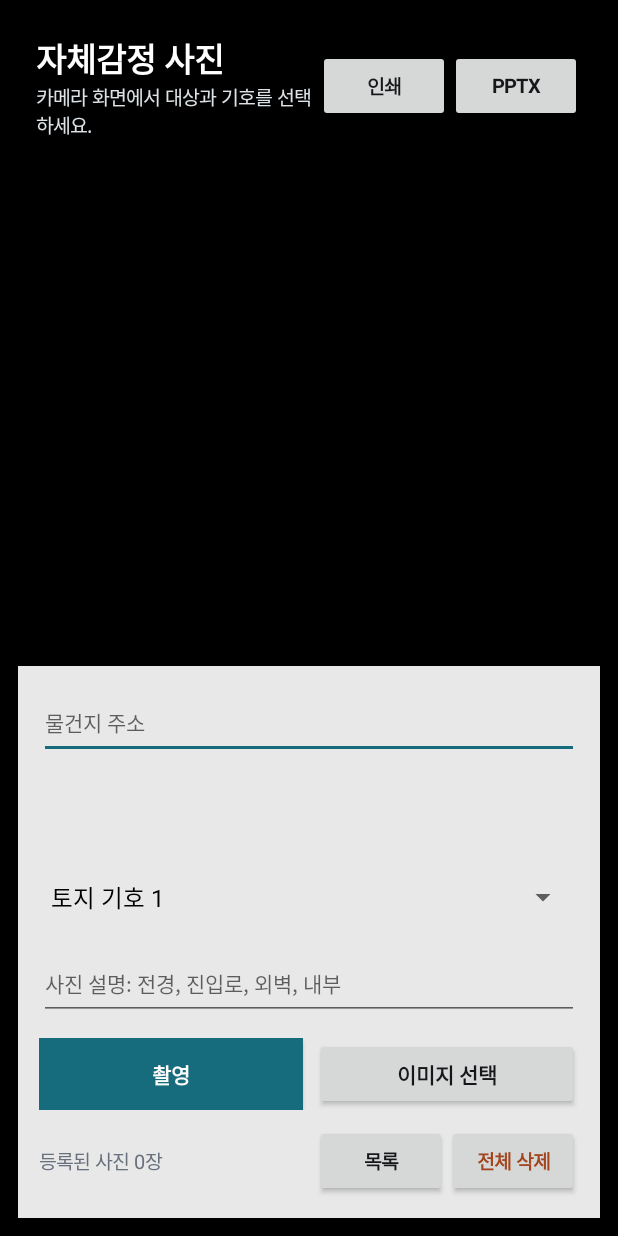
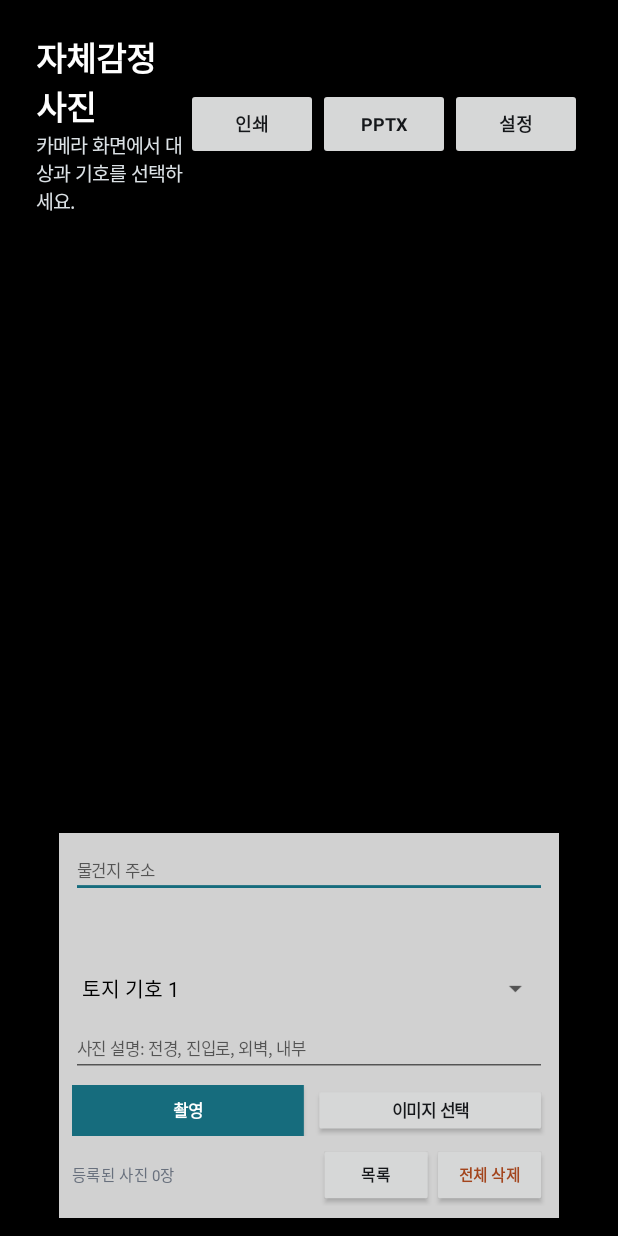
Before and after one commit to haho240414/appraisal-camera, an Android app: the screen it shows after launch (MainActivity), on a phone screen of 412 x 824 dp. Run offline under Robolectric (Android 15) with nearby library versions, the phone set to English and light mode, and no system bars; libraries missing offline, so code that uses them is left out: androidx.camera.core, androidx.camera.lifecycle, androidx.camera.view; pictures from the network do not load; 5 statements that could not run were skipped.

Commit message:
Add adjustable camera guide panel

```diff
--- a/android-app/app/src/main/java/com/codex/appraisalcamera/MainActivity.java
+++ b/android-app/app/src/main/java/com/codex/appraisalcamera/MainActivity.java
@@ -39,6 +39,7 @@ import android.widget.LinearLayout;
 import android.widget.RadioButton;
 import android.widget.RadioGroup;
 import android.widget.ScrollView;
+import android.widget.SeekBar;
 import android.widget.Spinner;
 import android.widget.TextView;
 import android.widget.Toast;
@@ -77,6 +78,8 @@ public class MainActivity extends ComponentActivity {
     private static final String PREFS = "appraisal_photos";
     private static final String PREF_PHOTOS = "photos";
     private static final String PREF_ADDRESS = "property_address";
+    private static final String PREF_GUIDE_ALPHA = "guide_alpha_percent";
+    private static final String PREF_GUIDE_SCALE = "guide_scale_percent";
 
     private static final String CATEGORY_LAND = "land";
     private static final String CATEGORY_BUILDING = "building";
@@ -92,6 +95,7 @@ public class MainActivity extends ComponentActivity {
     private LinearLayout listContainer;
     private TextView statusText;
     private TextView countText;
+    private LinearLayout controlsPanel;
     private Spinner symbolSpinner;
     private Spinner buildingSubSpinner;
     private EditText addressInput;
@@ -100,6 +104,8 @@ public class MainActivity extends ComponentActivity {
     private ImageCapture imageCapture;
     private String currentCategory = CATEGORY_LAND;
     private String propertyAddress = "";
+    private int guideAlphaPercent = 82;
+    private int guideScalePercent = 86;
     private WebView printWebView;
     private byte[] pendingPptxBytes;
 
@@ -108,6 +114,7 @@ public class MainActivity extends ComponentActivity {
         super.onCreate(savedInstanceState);
         loadPhotos();
         loadPropertyAddress();
+        loadGuideSettings();
         buildUi();
         updateSymbolControls();
         renderPhotos();
@@ -165,21 +172,24 @@ public class MainActivity extends ComponentActivity {
         Button pptxButton = smallButton("PPTX");
         pptxButton.setOnClickListener(v -> exportPptx());
         header.addView(pptxButton);
+
+        Button settingsButton = smallButton("설정");
+        settingsButton.setOnClickListener(v -> showGuideSettingsDialog());
+        header.addView(settingsButton);
         overlay.addView(header);
 
         View spacer = new View(this);
         overlay.addView(spacer, new LinearLayout.LayoutParams(ViewGroup.LayoutParams.MATCH_PARENT, 0, 1));
 
-        LinearLayout controls = new LinearLayout(this);
-        controls.setOrientation(LinearLayout.VERTICAL);
-        controls.setPadding(dp(14), dp(14), dp(14), dp(14));
-        controls.setBackgroundColor(Color.argb(232, 255, 255, 255));
+        controlsPanel = new LinearLayout(this);
+        controlsPanel.setOrientation(LinearLayout.VERTICAL);
+        controlsPanel.setPadding(dp(10), dp(9), dp(10), dp(9));
 
         addressInput = new EditText(this);
         addressInput.setSingleLine(true);
         addressInput.setHint("물건지 주소");
         addressInput.setText(propertyAddress);
-        addressInput.setTextSize(14);
+        addressInput.setTextSize(13);
         addressInput.addTextChangedListener(new TextWatcher() {
             @Override
             public void beforeTextChanged(CharSequence s, int start, int count, int after) {
@@ -195,12 +205,12 @@ public class MainActivity extends ComponentActivity {
             public void afterTextChanged(Editable s) {
             }
         });
-        controls.addView(addressInput, new LinearLayout.LayoutParams(ViewGroup.LayoutParams.MATCH_PARENT, dp(48)));
+        controlsPanel.addView(addressInput, new LinearLayout.LayoutParams(ViewGroup.LayoutParams.MATCH_PARENT, dp(40)));
 
         RadioGroup categoryGroup = new RadioGroup(this);
         categoryGroup.setOrientation(RadioGroup.HORIZONTAL);
         categoryGroup.setGravity(Gravity.CENTER);
-        categoryGroup.setPadding(0, dp(10), 0, 0);
+        categoryGroup.setPadding(0, dp(6), 0, 0);
         categoryGroup.addView(categoryRadio("토지", CATEGORY_LAND, true), equalRadioParams());
         categoryGroup.addView(categoryRadio("건물", CATEGORY_BUILDING, false), equalRadioParams());
         categoryGroup.addView(categoryRadio("제시외", CATEGORY_EXTRA, false), equalRadioParams());
@@ -210,52 +220,52 @@ public class MainActivity extends ComponentActivity {
             currentCategory = String.valueOf(checked.getTag());
             updateSymbolControls();
         });
-        controls.addView(categoryGroup);
+        controlsPanel.addView(categoryGroup);
 
         LinearLayout symbolRow = new LinearLayout(this);
         symbolRow.setOrientation(LinearLayout.HORIZONTAL);
-        symbolRow.setPadding(0, dp(12), 0, 0);
+        symbolRow.setPadding(0, dp(7), 0, 0);
 
         symbolSpinner = new Spinner(this);
-        symbolRow.addView(symbolSpinner, new LinearLayout.LayoutParams(0, dp(48), 1));
+        symbolRow.addView(symbolSpinner, new LinearLayout.LayoutParams(0, dp(40), 1));
 
         buildingSubSpinner = new Spinner(this);
         buildingSubSpinner.setAdapter(new ArrayAdapter<>(this, android.R.layout.simple_spinner_dropdown_item, BUILDING_SUB_SYMBOLS));
-        LinearLayout.LayoutParams subParams = new LinearLayout.LayoutParams(dp(108), dp(48));
+        LinearLayout.LayoutParams subParams = new LinearLayout.LayoutParams(dp(92), dp(40));
         subParams.leftMargin = dp(8);
         symbolRow.addView(buildingSubSpinner, subParams);
-        controls.addView(symbolRow);
+        controlsPanel.addView(symbolRow);
 
         memoInput = new EditText(this);
         memoInput.setSingleLine(true);
         memoInput.setHint("사진 설명: 전경, 진입로, 외벽, 내부");
-        memoInput.setTextSize(14);
-        LinearLayout.LayoutParams memoParams = new LinearLayout.LayoutParams(ViewGroup.LayoutParams.MATCH_PARENT, dp(48));
-        memoParams.topMargin = dp(10);
-        controls.addView(memoInput, memoParams);
+        memoInput.setTextSize(13);
+        LinearLayout.LayoutParams memoParams = new LinearLayout.LayoutParams(ViewGroup.LayoutParams.MATCH_PARENT, dp(40));
+        memoParams.topMargin = dp(7);
+        controlsPanel.addView(memoInput, memoParams);
 
         LinearLayout buttonRow = new LinearLayout(this);
         buttonRow.setOrientation(LinearLayout.HORIZONTAL);
-        buttonRow.setPadding(0, dp(12), 0, 0);
+        buttonRow.setPadding(0, dp(7), 0, 0);
 
         Button cameraButton = primaryButton("촬영");
         cameraButton.setOnClickListener(v -> capturePhoto());
-        buttonRow.addView(cameraButton, new LinearLayout.LayoutParams(0, dp(48), 1));
+        buttonRow.addView(cameraButton, new LinearLayout.LayoutParams(0, dp(40), 1));
 
         Button pickButton = secondaryButton("이미지 선택");
         pickButton.setOnClickListener(v -> pickImage());
-        LinearLayout.LayoutParams pickParams = new LinearLayout.LayoutParams(0, dp(48), 1);
+        LinearLayout.LayoutParams pickParams = new LinearLayout.LayoutParams(0, dp(40), 1);
         pickParams.leftMargin = dp(8);
         buttonRow.addView(pickButton, pickParams);
-        controls.addView(buttonRow);
+        controlsPanel.addView(buttonRow);
 
         LinearLayout outputRow = new LinearLayout(this);
         outputRow.setOrientation(LinearLayout.HORIZONTAL);
         outputRow.setGravity(Gravity.CENTER_VERTICAL);
-        outputRow.setPadding(0, dp(10), 0, 0);
+        outputRow.setPadding(0, dp(6), 0, 0);
 
         countText = new TextView(this);
-        countText.setTextSize(13);
+        countText.setTextSize(12);
         countText.setTextColor(Color.rgb(104, 112, 125));
         outputRow.addView(countText, new LinearLayout.LayoutParams(0, ViewGroup.LayoutParams.WRAP_CONTENT, 1));
 
@@ -267,12 +277,16 @@ public class MainActivity extends ComponentActivity {
         clearButton.setTextColor(Color.rgb(163, 69, 29));
         clearButton.setOnClickListener(v -> confirmClear());
         outputRow.addView(clearButton);
-        controls.addView(outputRow);
+        controlsPanel.addView(outputRow);
 
         listContainer = new LinearLayout(this);
         listContainer.setOrientation(LinearLayout.VERTICAL);
         listContainer.setPadding(dp(12), 0, dp(12), dp(20));
-        overlay.addView(controls);
+        int guideWidth = Math.min(getResources().getDisplayMetrics().widthPixels - dp(24), dp(390));
+        LinearLayout.LayoutParams guideParams = new LinearLayout.LayoutParams(guideWidth, ViewGroup.LayoutParams.WRAP_CONTENT);
+        guideParams.gravity = Gravity.CENTER_HORIZONTAL;
+        overlay.addView(controlsPanel, guideParams);
+        applyGuideAppearance();
 
         setContentView(root);
     }
@@ -282,7 +296,7 @@ public class MainActivity extends ComponentActivity {
         radio.setId(View.generateViewId());
         radio.setText(label);
         radio.setTag(category);
-        radio.setTextSize(15);
+        radio.setTextSize(13);
         radio.setTypeface(Typeface.DEFAULT_BOLD);
         radio.setGravity(Gravity.CENTER);
         radio.setChecked(checked);
@@ -291,7 +305,7 @@ public class MainActivity extends ComponentActivity {
     }
 
     private LinearLayout.LayoutParams equalRadioParams() {
-        return new LinearLayout.LayoutParams(0, dp(46), 1);
+        return new LinearLayout.LayoutParams(0, dp(38), 1);
     }
 
     private LinearLayout panel() {
@@ -306,6 +320,7 @@ public class MainActivity extends ComponentActivity {
         button.setText(text);
         button.setTextColor(Color.WHITE);
         button.setTypeface(Typeface.DEFAULT_BOLD);
+        button.setTextSize(13);
         button.setBackgroundColor(Color.rgb(22, 108, 125));
         return button;
     }
@@ -314,16 +329,109 @@ public class MainActivity extends ComponentActivity {
         Button button = new Button(this);
         button.setText(text);
         button.setTypeface(Typeface.DEFAULT_BOLD);
+        button.setTextSize(13);
         button.setTextColor(Color.rgb(21, 23, 26));
         return button;
     }
 
     private Button smallButton(String text) {
         Button button = secondaryButton(text);
-        button.setTextSize(13);
-        button.setMinWidth(dp(74));
-        button.setMinHeight(dp(40));
+        button.setTextSize(12);
+        button.setMinWidth(dp(58));
+        button.setMinHeight(dp(34));
         return button;
+    }
+
+    private void showGuideSettingsDialog() {
+        LinearLayout content = new LinearLayout(this);
+        content.setOrientation(LinearLayout.VERTICAL);
+        content.setPadding(dp(18), dp(12), dp(18), 0);
+
+        TextView alphaLabel = settingLabel("배경 불투명도 " + guideAlphaPercent + "%");
+        content.addView(alphaLabel);
+        SeekBar alphaSeek = new SeekBar(this);
+        alphaSeek.setMax(65);
+        alphaSeek.setProgress(guideAlphaPercent - 35);
+        alphaSeek.setOnSeekBarChangeListener(new SeekBar.OnSeekBarChangeListener() {
+            @Override
+            public void onProgressChanged(SeekBar seekBar, int progress, boolean fromUser) {
+                guideAlphaPercent = 35 + progress;
+                alphaLabel.setText("배경 불투명도 " + guideAlphaPercent + "%");
+                saveGuideSettings();
+                applyGuideAppearance();
+            }
+
+            @Override
+            public void onStartTrackingTouch(SeekBar seekBar) {
+            }
+
+            @Override
+            public void onStopTrackingTouch(SeekBar seekBar) {
+            }
+        });
+        content.addView(alphaSeek);
+
+        TextView scaleLabel = settingLabel("가이드 크기 " + guideScalePercent + "%");
+        LinearLayout.LayoutParams scaleLabelParams = new LinearLayout.LayoutParams(ViewGroup.LayoutParams.MATCH_PARENT, ViewGroup.LayoutParams.WRAP_CONTENT);
+        scaleLabelParams.topMargin = dp(12);
+        content.addView(scaleLabel, scaleLabelParams);
+
+        SeekBar scaleSeek = new SeekBar(this);
+        scaleSeek.setMax(40);
+        scaleSeek.setProgress(guideScalePercent - 60);
+        scaleSeek.setOnSeekBarChangeListener(new SeekBar.OnSeekBarChangeListener() {
+            @Override
+            public void onProgressChanged(SeekBar seekBar, int progress, boolean fromUser) {
+                guideScalePercent = 60 + progress;
+                scaleLabel.setText("가이드 크기 " + guideScalePercent + "%");
+                saveGuideSettings();
+                applyGuideAppearance();
+            }
+
+            @Override
+            public void onStartTrackingTouch(SeekBar seekBar) {
+            }
+
+            @Override
+            public void onStopTrackingTouch(SeekBar seekBar) {
+            }
+        });
+        content.addView(scaleSeek);
+
+        new AlertDialog.Builder(this)
+                .setTitle("가이드 설정")
+                .setView(content)
+                .setNegativeButton("기본값", (dialog, which) -> {
+                    guideAlphaPercent = 82;
+                    guideScalePercent = 86;
+                    saveGuideSettings();
+                    applyGuideAppearance();
+                })
+                .setPositiveButton("닫기", null)
+                .show();
+    }
+
+    private TextView settingLabel(String text) {
+        TextView label = new TextView(this);
+        label.setText(text);
+        label.setTextSize(14);
+        label.setTypeface(Typeface.DEFAULT_BOLD);
+        label.setTextColor(Color.rgb(21, 23, 26));
+        return label;
+    }
+
+    private void applyGuideAppearance() {
+        if (controlsPanel == null) return;
+
+        int alpha = Math.round(255 * (guideAlphaPercent / 100f));
+        controlsPanel.setBackgroundColor(Color.argb(alpha, 255, 255, 255));
+        float scale = guideScalePercent / 100f;
+        controlsPanel.post(() -> {
+            controlsPanel.setPivotX(controlsPanel.getWidth() / 2f);
+            controlsPanel.setPivotY(controlsPanel.getHeight());
+            controlsPanel.setScaleX(scale);
+            controlsPanel.setScaleY(scale);
+        });
     }
 
     private void updateSymbolControls() {
@@ -972,6 +1080,20 @@ public class MainActivity extends ComponentActivity {
         getSharedPreferences(PREFS, MODE_PRIVATE).edit().putString(PREF_ADDRESS, propertyAddress).apply();
     }
 
+    private void loadGuideSettings() {
+        SharedPreferences prefs = getSharedPreferences(PREFS, MODE_PRIVATE);
+        guideAlphaPercent = clamp(prefs.getInt(PREF_GUIDE_ALPHA, 82), 35, 100);
+        guideScalePercent = clamp(prefs.getInt(PREF_GUIDE_SCALE, 86), 60, 100);
+    }
+
+    private void saveGuideSettings() {
+        getSharedPreferences(PREFS, MODE_PRIVATE)
+                .edit()
+                .putInt(PREF_GUIDE_ALPHA, guideAlphaPercent)
+                .putInt(PREF_GUIDE_SCALE, guideScalePercent)
+                .apply();
+    }
+
     private void savePhotos() {
         JSONArray array = new JSONArray();
         for (PhotoItem item : photos) {
@@ -1037,6 +1159,10 @@ public class MainActivity extends ComponentActivity {
         return Math.round(value * getResources().getDisplayMetrics().density);
     }
 
+    private int clamp(int value, int min, int max) {
+        return Math.max(min, Math.min(max, value));
+    }
+
     private static class NextSymbol {
         final String base;
         final String sub;
```
Also changed, not shown: 1 other file.
